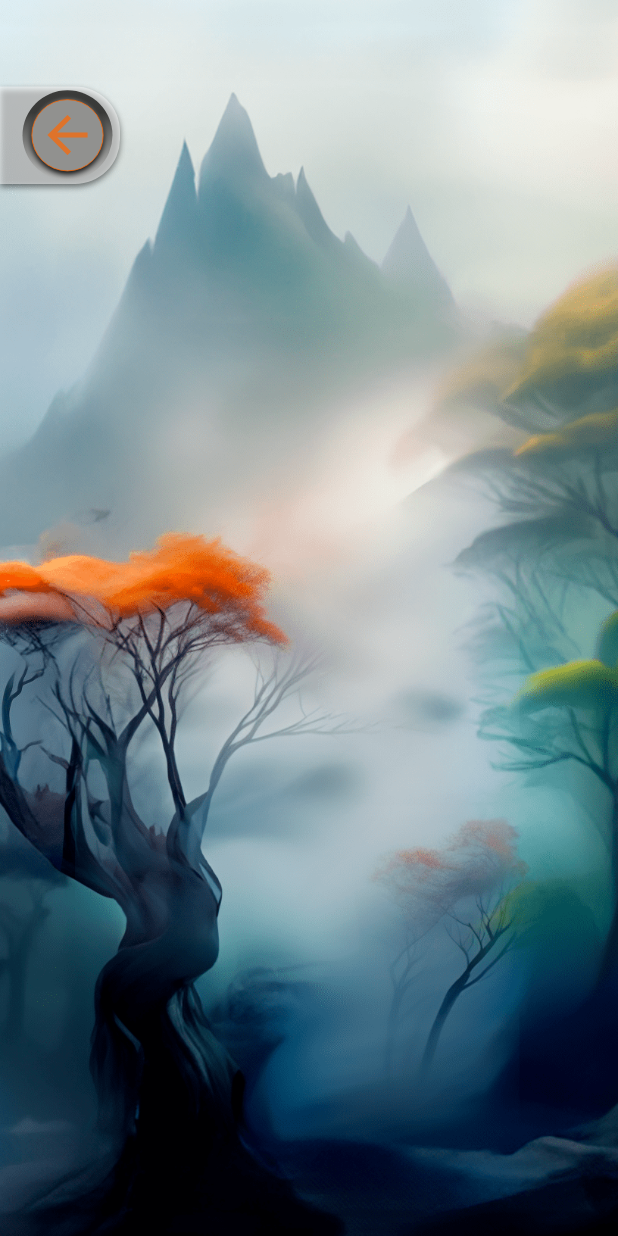
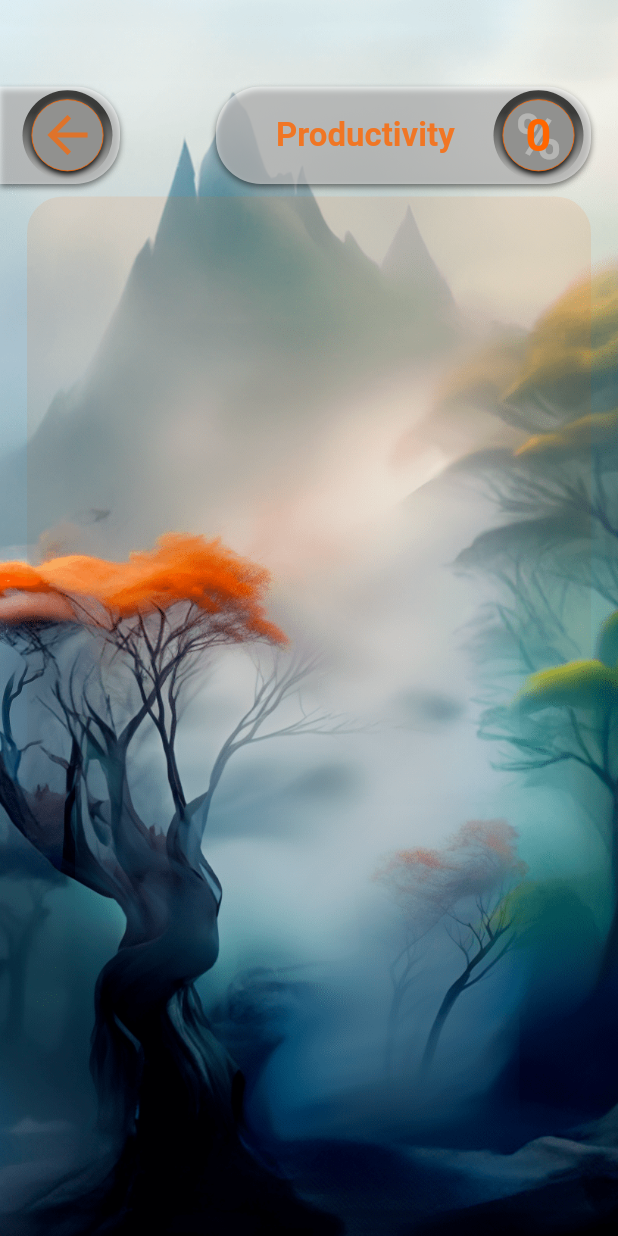
Before and after one commit to denissavishchev/today, a Flutter app: the screen it shows after launch, item 2 of the bottom bar chosen, after a tap on the "insights" icon, on a phone screen of 412 x 824 dp. Run offline on Flutter 3.47's test engine with Material 2 defaults, Android fonts, the phone set to English and light mode, and no system bars; our stand-ins replace awesome_notifications, countup, easy_localization, hive, hive_flutter, percent_indicator; missing offline and left inert: flutter_ringtone_player, flutter_rounded_date_picker; accounts and stored records are empty.

Commit message:
productivity

```diff
--- a/lib/pages/daily_statistic_page.dart
+++ b/lib/pages/daily_statistic_page.dart
@@ -2,10 +2,10 @@ import 'dart:ui';
 import 'package:flutter/material.dart';
 import 'package:hive_flutter/adapters.dart';
 import 'package:provider/provider.dart';
+import 'package:today/providers/daily_provider.dart';
 import '../constants.dart';
 import '../model/boxes.dart';
 import '../model/percent_model.dart';
-import '../providers/to_do_provider.dart';
 import '../widgets/bar_widget.dart';
 import '../widgets/side_button_widget.dart';
 import 'main_page.dart';
@@ -18,8 +18,7 @@ class DailyStatisticPage extends StatelessWidget {
     Size size = MediaQuery.of(context).size;
     return GestureDetector(
       onTap: () => FocusManager.instance.primaryFocus?.unfocus(),
-      child: Scaffold(
-          body: Consumer<ToDoProvider>(
+      child: Scaffold(body: Consumer<DailyProvider>(
         builder: (context, data, _) {
           return ScrollConfiguration(
             behavior: const ScrollBehavior().copyWith(overscroll: false),
@@ -40,39 +39,98 @@ class DailyStatisticPage extends StatelessWidget {
                     child: Column(
                       children: [
                         Row(
+                          mainAxisAlignment: MainAxisAlignment.spaceBetween,
                           children: [
                             SideButtonWidget(
-                                  onTap: (){
+                              onTap: () {
                                 activePage = 1;
                                 mainPageController.initialPage = 1;
                                 Navigator.push(
                                     context,
-                                        MaterialPageRoute(builder: (context) => const MainPage()));
+                                    MaterialPageRoute(
+                                        builder: (context) =>
+                                            const MainPage()));
                               },
-                                  child: Icon(Icons.arrow_back,
+                              child: Icon(
+                                Icons.arrow_back,
                                 color: kOrange.withOpacity(0.7),
-                                    size: 40,),),
-                                const Spacer(),
+                                size: 40,
+                              ),
+                            ),
+                            Stack(
+                              children: [
+                                Padding(
+                                  padding: const EdgeInsets.only(right: 18.0),
+                                  child: SideButtonWidget(
+                                    width: 250,
+                                    both: true,
+                                      child: Center(
+                                          child: Stack(
+                                            alignment: Alignment.center,
+                                            children: [
+                                              Text('%', style: TextStyle(
+                                                    fontSize: 42,
+                                                    fontWeight: FontWeight.bold,
+                                                    color: kWhite.withOpacity(0.5)),),
+                                              Text(data.productivity,
+                                                style: const TextStyle(
+                                                    fontSize: 30,
+                                                    fontWeight: FontWeight.bold,
+                                                    color: kOrange),),
+                                            ],
+                                          )),
+                                      onTap: () {}),
+                                ),
+                                Positioned.fill(
+                                  child: Align(
+                                      alignment: Alignment.centerLeft,
+                                      child: Padding(
+                                        padding: const EdgeInsets.only(left: 40.0),
+                                        child: Text('Productivity', style: orangeStyle,),
+                                      )),
+                                ),
+                              ],
+                            )
                           ],
                         ),
-                            SizedBox(height: size.height * 0.06,),
-                            ValueListenableBuilder<Box<PercentModel>>(
+                        SizedBox(
+                          height: size.height * 0.01,
+                        ),
+                        Container(
+                          clipBehavior: Clip.hardEdge,
+                          margin: const EdgeInsets.symmetric(horizontal: 18),
+                          height: size.height * 0.8,
+                          decoration: BoxDecoration(
+                              color: Colors.white,
+                              borderRadius: const BorderRadius.all(Radius.circular(24)),
+                              gradient: LinearGradient(
+                                  colors: [
+                                    kOrange.withOpacity(0.1),
+                                    Colors.transparent
+                                  ],
+                                  begin: Alignment.topCenter,
+                                  end: Alignment.bottomCenter,
+                                  stops: const [0.1, 0.8]
+                              ),),
+                            child: ValueListenableBuilder<Box<PercentModel>>(
                               valueListenable: Boxes.addPercentToBase().listenable(),
-                              builder: (context, box, _){
+                                builder: (context, box, _) {
                                 final percents = box.values.toList().cast<PercentModel>();
-                                return SizedBox(
-                                  height: size.height * 0.75,
+                                percents.sort((b, a) => a.day.compareTo(b.day));
+                                data.totalPercent(percents);
+                                return ScrollConfiguration(
+                                  behavior: const ScrollBehavior().copyWith(overscroll: false),
                                   child: ListView.builder(
-                                    itemCount: percents.length,
-                                      itemBuilder: (context, index){
+                                      itemCount: percents.length < 33 ? percents.length : 33,
+                                      itemBuilder: (context, index) {
                                         return BarWidget(
-                                          day: percents[index].day,
+                                          day: '${percents[index].day}.${percents[index].month}',
                                           percent: percents[index].percent,
-                                          color: kOrange,);
+                                        );
                                       }),
                                 );
                               },
-                            ),
+                            ))
                       ],
                     ),
                   ),
--- a/lib/providers/daily_provider.dart
+++ b/lib/providers/daily_provider.dart
@@ -9,6 +9,9 @@ import '../widgets/side_button_widget.dart';
 class DailyProvider with ChangeNotifier {
 
   List<int> done = [];
+  List<int> totalPercents = [];
+  List<PercentModel> percents = [];
+  String productivity = '0';
   List<int> all = [];
   List<int> percentage = [];
   String timeText = '00:00:00';
@@ -38,6 +41,16 @@ class DailyProvider with ChangeNotifier {
       ..day = DateTime.now().day);
   }
 
+  void totalPercent(List<PercentModel> percents){
+    if(percents.isNotEmpty){
+      for(var p in percents){
+        totalPercents.add(p.percent);
+      }
+      var sum = totalPercents.reduce((a, b) => a + b);
+      productivity =  (sum / totalPercents.length).toStringAsFixed(0);
+    }
+  }
+
   Future percentToBase(List<DailyModel> tasks) async{
     for(var d in tasks){
       done.add(d.done);
@@ -64,7 +77,6 @@ class DailyProvider with ChangeNotifier {
       ..year = DateTime.now().year;
     final box = Boxes.addPercentToBase();
     if (box.containsKey(DateTime.now().day)) {
-      print('OK');
     }else{
       await box.add(percents);
     }
```
Also changed, not shown: lib/widgets/bar_widget.dart (+19 -13 lines). Lines whose indentation alone changed are shown as unchanged.
